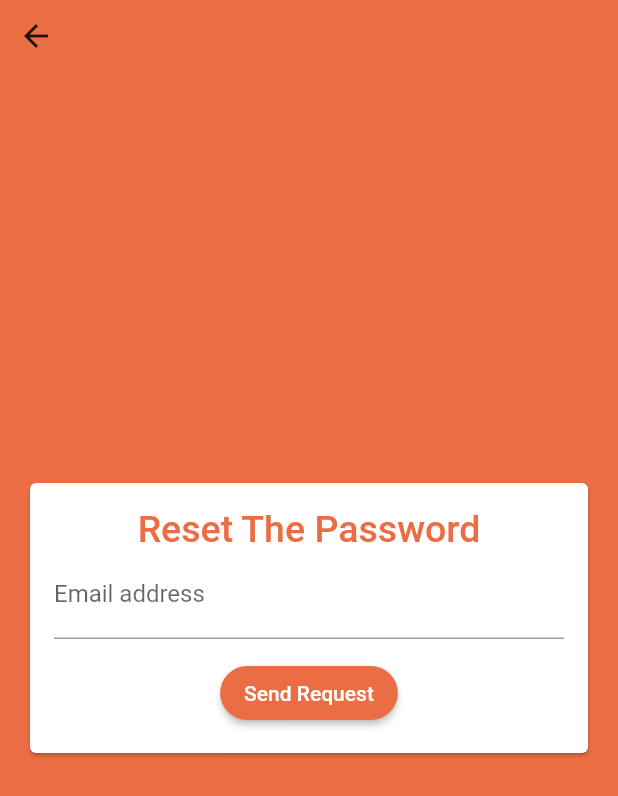
After one commit to sarahAldrees/InstaYum-G7, a Flutter app: the RestPassword screen opened directly, on a phone screen of 412 x 824 dp. The commit adds this screen. Shown: the top 796 px of the screen. Run offline on Flutter 3.47's test engine with Material 2 defaults, Android fonts, the phone set to English and light mode, and no system bars; our stand-ins replace cloud_firestore, firebase_auth, firebase_core, firebase_storage, image_picker; accounts and stored records are empty; network calls fail.

Commit message:
first version of reset password

```diff
--- /dev/null
+++ b/lib/widget/auth/reset_password.dart
@@ -0,0 +1,122 @@
+import 'package:firebase_auth/firebase_auth.dart';
+import 'package:flutter/material.dart';
+import 'package:flutter/services.dart';
+
+class RestPassword extends StatefulWidget {
+  @override
+  _RestPasswordState createState() => _RestPasswordState();
+}
+
+class _RestPasswordState extends State<RestPassword> {
+  final _formKey = GlobalKey<FormState>();
+  final _auth = FirebaseAuth.instance;
+  var _userEmail = "";
+
+  bool _isValidEmail(String email) {
+    String pattern =
+        r'^(([^<>()[\]\\.,;:\s@\"]+(\.[^<>()[\]\\.,;:\s@\"]+)*)|(\".+\"))@((\[[0-9]{1,3}\.[0-9]{1,3}\.[0-9]{1,3}\.[0-9]{1,3}\])|(([a-zA-Z\-0-9]+\.)+[a-zA-Z]{2,}))$';
+
+    RegExp regExp = new RegExp(pattern);
+
+    return regExp.hasMatch(email);
+  }
+
+  void _trySendRequest() {
+    _formKey.currentState.save();
+
+    final isValidForm = _formKey.currentState.validate();
+
+    bool _switchToLogin = false;
+    if (isValidForm) {
+      try {
+        _auth.sendPasswordResetEmail(email: _userEmail);
+        _switchToLogin = true;
+      } on PlatformException catch (err) {
+        _switchToLogin = false;
+        if (err.code == "user-not-found") {
+          ScaffoldMessenger.of(context).showSnackBar(
+            SnackBar(
+                content: Text("The email or password is incorrect try again!"),
+                backgroundColor: Theme.of(context).errorColor),
+          );
+        }
+      } catch (err) {
+        _switchToLogin = false;
+        print("hehehehe@@@@@@@@@@@@@@@@@@@@@@@@@@@@@");
+        print(err.code);
+      }
+    }
+    if (_switchToLogin) Navigator.of(context).pop();
+  }
+
+  @override
+  Widget build(BuildContext context) {
+    return Scaffold(
+      backgroundColor: Theme.of(context).backgroundColor,
+      body: Stack(
+        children: <Widget>[
+          //   Card(),
+          // Padding(padding: EdgeInsets.only(top: 100)),
+          IconButton(
+            icon: Icon(Icons.arrow_back),
+            onPressed: () {
+              Navigator.pop(context);
+            },
+          ),
+          Center(
+            child: Card(
+              margin: EdgeInsets.all(20),
+              child: SingleChildScrollView(
+                child: Padding(
+                  padding: EdgeInsets.all(16),
+                  child: Form(
+                    key: _formKey,
+                    child: Column(
+                      mainAxisSize: MainAxisSize.min,
+                      children: <Widget>[
+                        Text(
+                          "Reset The Password",
+                          style: TextStyle(
+                              fontSize: 25,
+                              fontWeight: FontWeight.w500,
+                              color: Theme.of(context).accentColor),
+                        ),
+                        TextFormField(
+                          key: ValueKey(
+                              "email"), // علشان اذا حولت من لوق ان الى ساين اب ما يتحول الوزرنيم الى باسوورد
+                          validator: (value) {
+                            if (value.isEmpty) {
+                              return "Email should not be empty";
+                            } else if (!_isValidEmail(value)) {
+                              return "Please enter a valid email";
+                            }
+                            return null;
+                          },
+                          onSaved: (value) {
+                            _userEmail = value;
+                          },
+                          keyboardType: TextInputType.emailAddress,
+                          decoration:
+                              InputDecoration(labelText: "Email address"),
+                        ),
+                        SizedBox(
+                          height: 12,
+                        ),
+                        // if (widget.isLoeading) CircularProgressIndicator(),
+                        //if (!widget.isLoeading)
+                        RaisedButton(
+                          child: Text("Send Request"),
+                          onPressed: _trySendRequest,
+                        ),
+                      ],
+                    ),
+                  ),
+                ),
+              ),
+            ),
+          ),
+        ],
+      ),
+    );
+  }
+}
```
Also changed, not shown: lib/widget/auth/auth_form.dart (+11 -0 lines).
